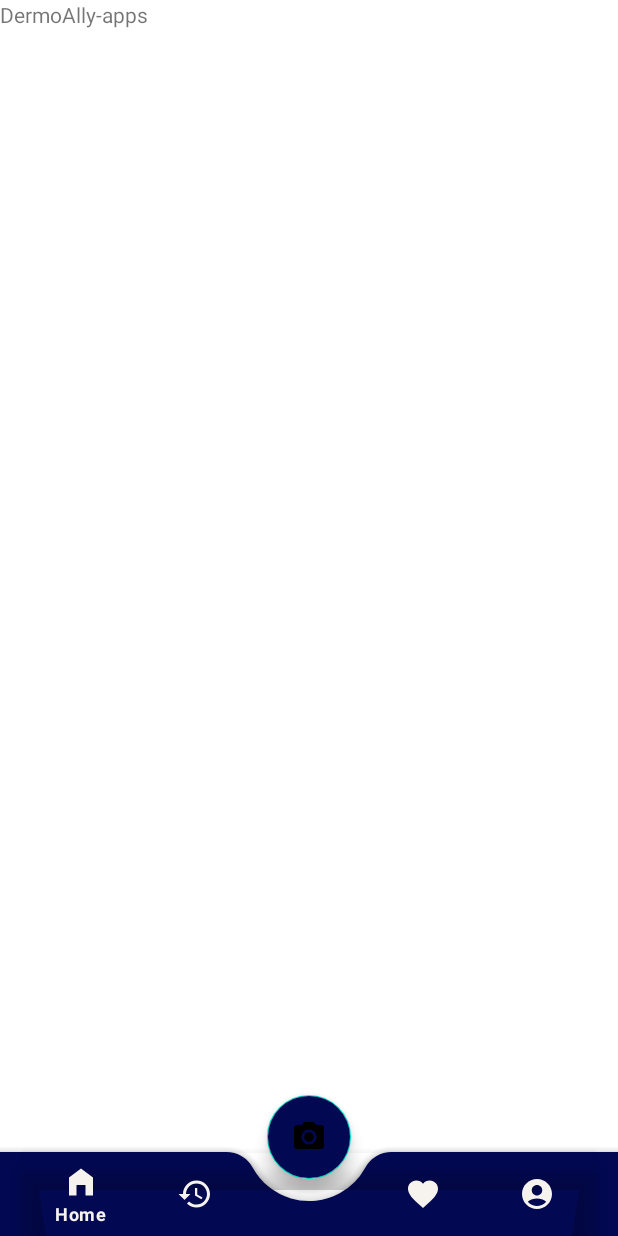
After one commit to Dermoally/Dermoally-apps, an Android app: the layout activity_home_page.xml on its own in the app's theme, with its tools: preview values and no code run, on a phone screen of 412 x 824 dp. The commit adds this screen. Run offline under Robolectric (Android 15) with nearby library versions, the phone set to English and light mode, and no system bars.

Commit message:
make buttom navbar

```diff
--- a/app/build.gradle
+++ b/app/build.gradle
@@ -5,12 +5,12 @@ plugins {
 
 android {
     namespace 'com.polije.dermoally_apps'
-    compileSdk 32
+    compileSdk 34
 
     defaultConfig {
         applicationId "com.polije.dermoally_apps"
         minSdk 21
-        targetSdk 32
+        targetSdk 34
         versionCode 1
         versionName "1.0"
 
--- a/app/src/main/AndroidManifest.xml
+++ b/app/src/main/AndroidManifest.xml
@@ -12,6 +12,9 @@
         android:supportsRtl="true"
         android:theme="@style/Theme.DermoAllyapps"
         tools:targetApi="31">
+        <activity
+            android:name=".view.HomePageActivity"
+            android:exported="false" />
         <activity
             android:name=".view.RegisterActivity"
             android:exported="false" />
--- /dev/null
+++ b/app/src/main/java/com/polije/dermoally_apps/view/HomePageActivity.kt
@@ -0,0 +1,27 @@
+package com.polije.dermoally_apps.view
+
+import android.graphics.Color
+import android.os.Bundle
+import androidx.activity.enableEdgeToEdge
+import androidx.appcompat.app.AppCompatActivity
+import androidx.core.view.ViewCompat
+import androidx.core.view.WindowInsetsCompat
+import com.polije.dermoally_apps.R
+import com.polije.dermoally_apps.databinding.ActivityHomePageBinding
+
+class HomePageActivity : AppCompatActivity() {
+    private lateinit var binding: ActivityHomePageBinding
+    override fun onCreate(savedInstanceState: Bundle?) {
+
+        super.onCreate(savedInstanceState)
+        enableEdgeToEdge()
+        binding = ActivityHomePageBinding.inflate(layoutInflater)
+        setContentView(binding.root)
+
+        binding.bottomNavView.background = null
+        binding.bottomNavView.menu.getItem(2).isEnabled = false
+        binding.floatingButton.setColorFilter(Color.parseColor("#f6f3ee"))
+
+
+    }
+}
--- /dev/null
+++ b/app/src/main/res/drawable/baseline_account_circle_24.xml
@@ -0,0 +1,5 @@
+<vector xmlns:android="http://schemas.android.com/apk/res/android" android:height="24dp" android:tint="#020852" android:viewportHeight="24" android:viewportWidth="24" android:width="24dp">
+
+    <path android:fillColor="@android:color/white" android:pathData="M12,2C6.48,2 2,6.48 2,12s4.48,10 10,10s10,-4.48 10,-10S17.52,2 12,2zM12,6c1.93,0 3.5,1.57 3.5,3.5S13.93,13 12,13s-3.5,-1.57 -3.5,-3.5S10.07,6 12,6zM12,20c-2.03,0 -4.43,-0.82 -6.14,-2.88C7.55,15.8 9.68,15 12,15s4.45,0.8 6.14,2.12C16.43,19.18 14.03,20 12,20z"/>
+
+</vector>
--- /dev/null
+++ b/app/src/main/res/drawable/baseline_favorite_24.xml
@@ -0,0 +1,5 @@
+<vector xmlns:android="http://schemas.android.com/apk/res/android" android:height="24dp" android:tint="#020852" android:viewportHeight="24" android:viewportWidth="24" android:width="24dp">
+
+    <path android:fillColor="@android:color/white" android:pathData="M12,21.35l-1.45,-1.32C5.4,15.36 2,12.28 2,8.5 2,5.42 4.42,3 7.5,3c1.74,0 3.41,0.81 4.5,2.09C13.09,3.81 14.76,3 16.5,3 19.58,3 22,5.42 22,8.5c0,3.78 -3.4,6.86 -8.55,11.54L12,21.35z"/>
+
+</vector>
--- /dev/null
+++ b/app/src/main/res/drawable/baseline_history_24.xml
@@ -0,0 +1,5 @@
+<vector xmlns:android="http://schemas.android.com/apk/res/android" android:height="24dp" android:tint="#020852" android:viewportHeight="24" android:viewportWidth="24" android:width="24dp">
+
+    <path android:fillColor="@android:color/white" android:pathData="M13,3c-4.97,0 -9,4.03 -9,9L1,12l3.89,3.89 0.07,0.14L9,12L6,12c0,-3.87 3.13,-7 7,-7s7,3.13 7,7 -3.13,7 -7,7c-1.93,0 -3.68,-0.79 -4.94,-2.06l-1.42,1.42C8.27,19.99 10.51,21 13,21c4.97,0 9,-4.03 9,-9s-4.03,-9 -9,-9zM12,8v5l4.28,2.54 0.72,-1.21 -3.5,-2.08L13.5,8L12,8z"/>
+
+</vector>
--- /dev/null
+++ b/app/src/main/res/drawable/baseline_home_filled_24.xml
@@ -0,0 +1,5 @@
+<vector xmlns:android="http://schemas.android.com/apk/res/android" android:height="24dp" android:tint="#020852" android:viewportHeight="24" android:viewportWidth="24" android:width="24dp">
+
+    <path android:fillColor="@android:color/white" android:pathData="M12,3L4,9v12h5v-7h6v7h5V9z"/>
+
+</vector>
--- /dev/null
+++ b/app/src/main/res/drawable/baseline_photo_camera_24.xml
@@ -0,0 +1,7 @@
+<vector xmlns:android="http://schemas.android.com/apk/res/android" android:height="24dp" android:tint="#F6F3EE" android:viewportHeight="24" android:viewportWidth="24" android:width="24dp">
+
+    <path android:fillColor="@android:color/white" android:pathData="M12,12m-3.2,0a3.2,3.2 0,1 1,6.4 0a3.2,3.2 0,1 1,-6.4 0"/>
+
+    <path android:fillColor="@android:color/white" android:pathData="M9,2L7.17,4L4,4c-1.1,0 -2,0.9 -2,2v12c0,1.1 0.9,2 2,2h16c1.1,0 2,-0.9 2,-2L22,6c0,-1.1 -0.9,-2 -2,-2h-3.17L15,2L9,2zM12,17c-2.76,0 -5,-2.24 -5,-5s2.24,-5 5,-5 5,2.24 5,5 -2.24,5 -5,5z"/>
+
+</vector>
--- /dev/null
+++ b/app/src/main/res/layout/activity_home_page.xml
@@ -0,0 +1,44 @@
+<?xml version="1.0" encoding="utf-8"?>
+<androidx.coordinatorlayout.widget.CoordinatorLayout xmlns:android="http://schemas.android.com/apk/res/android"
+    xmlns:app="http://schemas.android.com/apk/res-auto"
+    xmlns:tools="http://schemas.android.com/tools"
+    android:id="@+id/main"
+    android:layout_width="match_parent"
+    android:layout_height="match_parent"
+    tools:context=".view.HomePageActivity">
+
+    <TextView
+        android:layout_width="wrap_content"
+        android:layout_height="wrap_content"
+        android:text="@string/app_name"/>
+
+<com.google.android.material.bottomappbar.BottomAppBar
+    android:layout_width="match_parent"
+    android:layout_height="wrap_content"
+    android:layout_gravity="bottom"
+    app:fabCradleMargin="15dp"
+    app:fabCradleVerticalOffset="10dp"
+    app:fabCradleRoundedCornerRadius="20dp"
+    app:backgroundTint="@color/background_blue"
+    android:id="@+id/bottomAppBar">
+
+    <com.google.android.material.bottomnavigation.BottomNavigationView
+        android:layout_width="match_parent"
+        android:layout_height="wrap_content"
+        android:id="@+id/bottomNavView"
+        app:menu="@menu/buttom_navbar"
+        android:layout_marginEnd="16dp"
+        app:itemIconTint="@color/background_primary"
+        app:itemTextColor="@color/background_primary"
+        android:background="@android:color/transparent"/>
+
+</com.google.android.material.bottomappbar.BottomAppBar>
+
+    <com.google.android.material.floatingactionbutton.FloatingActionButton
+        android:layout_width="wrap_content"
+        android:layout_height="wrap_content"
+        android:id="@+id/floating_button"
+        android:src="@drawable/baseline_photo_camera_24"
+        android:backgroundTint="@color/background_blue"
+        app:layout_anchor="@id/bottomAppBar"/>
+</androidx.coordinatorlayout.widget.CoordinatorLayout>
--- a/app/src/main/res/layout/activity_register.xml
+++ b/app/src/main/res/layout/activity_register.xml
@@ -8,6 +8,7 @@
     android:orientation="vertical"
     android:padding="20dp"
     android:gravity="center"
+    android:id="@+id/main"
     tools:context=".view.RegisterActivity">
 
     <TextView
--- /dev/null
+++ b/app/src/main/res/menu/buttom_navbar.xml
@@ -0,0 +1,21 @@
+<?xml version="1.0" encoding="utf-8"?>
+<menu xmlns:android="http://schemas.android.com/apk/res/android">
+    <item android:id="@+id/ic_home"
+        android:title="Home"
+        android:icon="@drawable/baseline_home_filled_24"/>
+
+    <item android:id="@+id/ic_history"
+        android:title="History"
+        android:icon="@drawable/baseline_history_24"/>
+
+    <item android:id="@+id/placeholder"
+        android:title=""/>
+
+    <item android:id="@+id/ic_fav"
+        android:title="Favorite"
+        android:icon="@drawable/baseline_favorite_24"/>
+
+    <item android:id="@+id/ic_setting"
+        android:title="Setting"
+        android:icon="@drawable/baseline_account_circle_24"/>
+</menu>
--- a/app/src/main/res/values/strings.xml
+++ b/app/src/main/res/values/strings.xml
@@ -1,3 +1,5 @@
 <resources>
     <string name="app_name">DermoAlly-apps</string>
+    <!-- TODO: Remove or change this placeholder text -->
+    <string name="hello_blank_fragment">Hello blank fragment</string>
 </resources>
```
